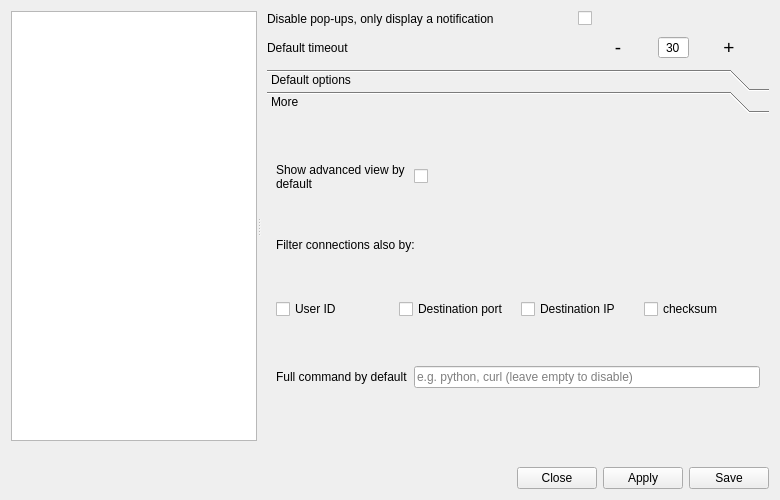
Above: ui/opensnitch/res/preferences.ui from blaccod/opensnitch before the change. Below: the same form after it.
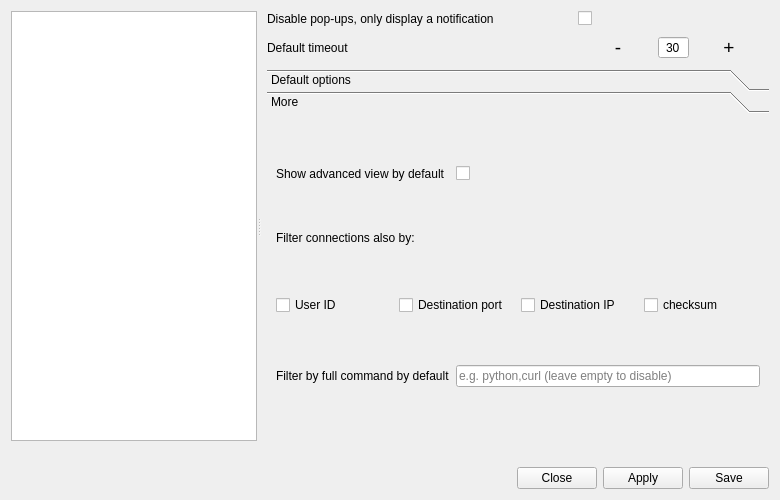
That is the form after the change. The open tabs and pages were chosen to show the change. Icons and pictures are not drawn.

Commit message: Update UI writing to be more clear

```diff
--- a/ui/opensnitch/res/preferences.ui
+++ b/ui/opensnitch/res/preferences.ui
@@ -555,7 +555,7 @@
                </sizepolicy>
               </property>
               <property name="text">
-               <string>Full command by default</string>
+               <string>Filter by full command by default</string>
               </property>
               <property name="toolTip">
                <string>Comma-separated list of commands that will be selected by default in the pop-up dialog.</string>
@@ -565,7 +565,7 @@
             <item row="3" column="1">
              <widget class="QLineEdit" name="fullCommandBin">
               <property name="placeholderText">
-               <string>e.g. python, curl (leave empty to disable)</string>
+               <string>e.g. python,curl (leave empty to disable)</string>
               </property>
              </widget>
             </item>
```
Left out of the diff: 2 changed lines with no effect on the pictures.
